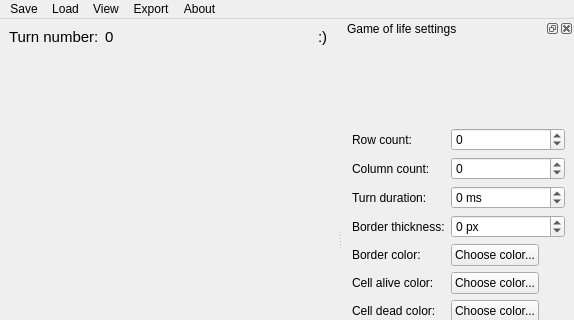
ZyMa-1/Conways_game_of_life_widget, file src/designer/MainWindow.ui: the form before one commit; both pictures show x 0 to 574 and y 0 to 320 of the 574 by 481 pixel window.
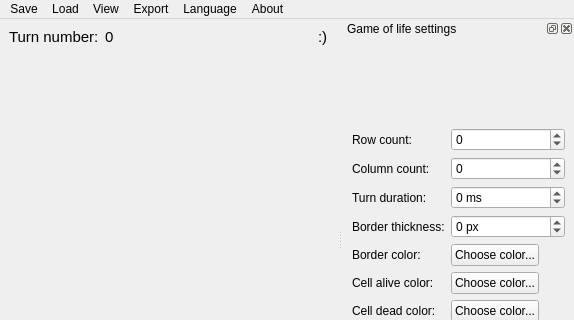
The form after the commit. Custom widgets are drawn as their Qt base class.

The edit to the form file:
```diff
--- a/src/designer/MainWindow.ui
+++ b/src/designer/MainWindow.ui
@@ -245,10 +245,18 @@
     </property>
     <addaction name="action_view_dock_widget"/>
    </widget>
+   <widget class="QMenu" name="menuLanguage">
+    <property name="title">
+     <string>Language</string>
+    </property>
+    <addaction name="action_english_US"/>
+    <addaction name="action_russian_RU"/>
+   </widget>
    <addaction name="menuSave"/>
    <addaction name="menuLoad"/>
    <addaction name="menuView"/>
    <addaction name="menuExport"/>
+   <addaction name="menuLanguage"/>
    <addaction name="menuHelp"/>
   </widget>
   <widget class="QStatusBar" name="statusbar"/>
```
Left out of the diff: 19 changed lines with no effect on the pictures.
